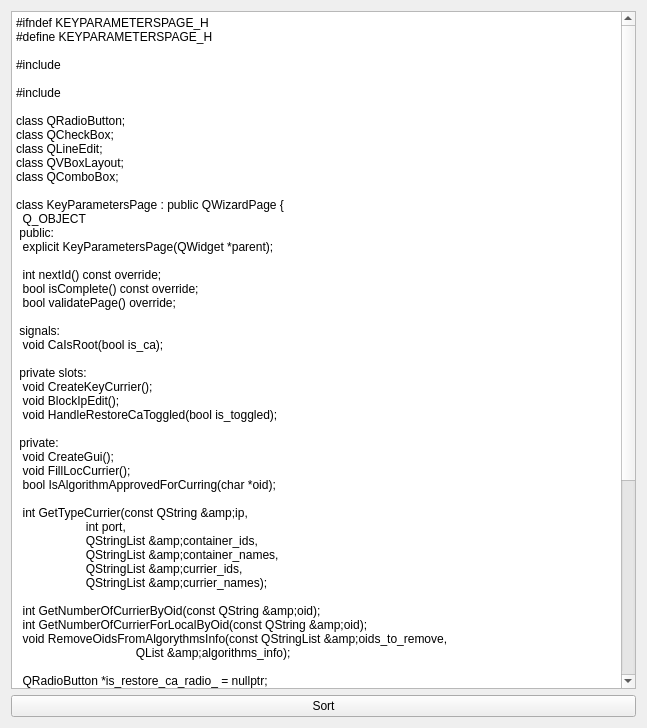
This is mainwindow.ui in VoreWind/ClassMethodSorter as Qt 5 draws it before an edit. The edited form follows.
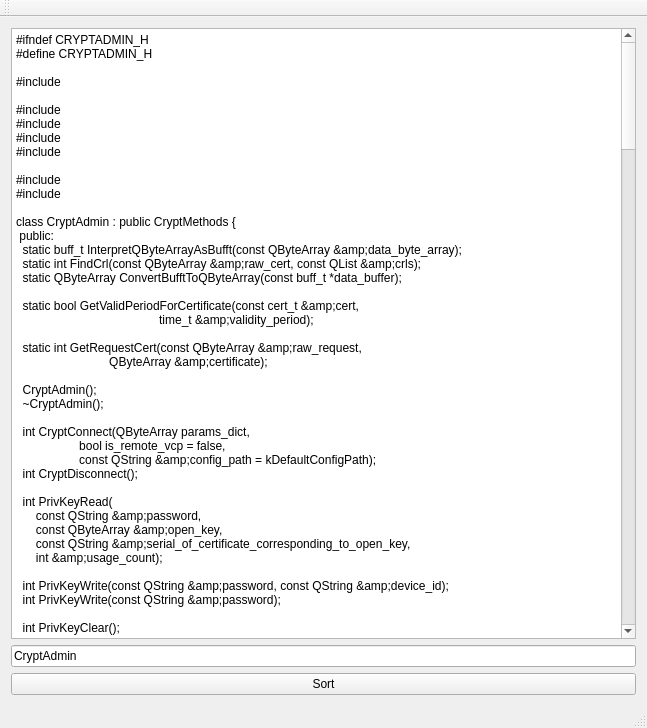
This is the edited form.

The edit to the form file:
```diff
--- a/mainwindow.ui
+++ b/mainwindow.ui
@@ -15,7 +15,7 @@
   </property>
   <widget class="QWidget" name="centralWidget">
    <layout class="QGridLayout" name="gridLayout">
-    <item row="1" column="0">
+    <item row="2" column="0">
      <widget class="QPushButton" name="sort_button">
       <property name="text">
        <string>Sort</string>
@@ -25,78 +25,266 @@
     <item row="0" column="0">
      <widget class="QPlainTextEdit" name="segment_text_edit">
       <property name="plainText">
-       <string>#ifndef KEYPARAMETERSPAGE_H
-#define KEYPARAMETERSPAGE_H
+       <string>#ifndef CRYPTADMIN_H
+#define CRYPTADMIN_H
 
-#include &lt;QWizardPage&gt;
+#include &lt;cryptmethods.h&gt;
 
-#include &lt;algorithminfoprovider.h&gt;
+#include &lt;QDateTime&gt;
+#include &lt;QMap&gt;
+#include &lt;QString&gt;
+#include &lt;QStringList&gt;
 
-class QRadioButton;
-class QCheckBox;
-class QLineEdit;
-class QVBoxLayout;
-class QComboBox;
+#include &lt;libcert.h&gt;
+#include &lt;pkiparse.h&gt;
 
-class KeyParametersPage : public QWizardPage {
-  Q_OBJECT
+class CryptAdmin : public CryptMethods {
  public:
-  explicit KeyParametersPage(QWidget *parent);
+  static buff_t InterpretQByteArrayAsBufft(const QByteArray &amp;data_byte_array);
+  static int FindCrl(const QByteArray &amp;raw_cert, const QList&lt;QByteArray&gt; &amp;crls);
+  static QByteArray ConvertBufftToQByteArray(const buff_t *data_buffer);
 
-  int nextId() const override;
-  bool isComplete() const override;
-  bool validatePage() override;
+  static bool GetValidPeriodForCertificate(const cert_t &amp;cert,
+                                           time_t &amp;validity_period);
 
- signals:
-  void CaIsRoot(bool is_ca);
+  static int GetRequestCert(const QByteArray &amp;raw_request,
+                            QByteArray &amp;certificate);
 
- private slots:
-  void CreateKeyCurrier();
-  void BlockIpEdit();
-  void HandleRestoreCaToggled(bool is_toggled);
+  CryptAdmin();
+  ~CryptAdmin();
+
+  int CryptConnect(QByteArray params_dict,
+                   bool is_remote_vcp = false,
+                   const QString &amp;config_path = kDefaultConfigPath);
+  int CryptDisconnect();
+
+  int PrivKeyRead(
+      const QString &amp;password,
+      const QByteArray &amp;open_key,
+      const QString &amp;serial_of_certificate_corresponding_to_open_key,
+      int &amp;usage_count);
+
+  int PrivKeyWrite(const QString &amp;password, const QString &amp;device_id);
+  int PrivKeyWrite(const QString &amp;password);
+
+  int PrivKeyClear();
+
+// Test comment CertRequest.
+  int CertRequest(const QByteArray &amp;raw_ca_cert,
+                  const CRequest &amp;request,
+                  const CertTemplate &amp;cert_template,
+                  QByteArray &amp;raw_request);  /// Генерирует ключ.
+  int CrossCertRequest(const QByteArray &amp;other_ca_cert,
+                       const QByteArray &amp;own_ca_cert,
+                       const CertTemplate &amp;cert_template,
+                       QByteArray &amp;raw_request);
+  int MakeRequestOfCrossCertificate(
+      const QByteArray &amp;other_ca_cert,
+      const QByteArray &amp;own_ca_cert,
+      const QList&lt;QByteArray&gt; &amp;all_own_ca_certificates,
+      const CertTemplate &amp;cert_template,
+      QByteArray &amp;raw_request);
+  int RevokeRequest(const QByteArray &amp;raw_ca_cert,
+                    const QByteArray &amp;raw_cert,
+                    const QString &amp;password,
+                    QByteArray &amp;raw_request,
+                    const int reason = 5);
+  int StopRequest(const QByteArray &amp;raw_ca_cert,
+                  const QByteArray &amp;raw_cert,
+                  const QString &amp;password,
+                  const QDate &amp;date,
+                  QByteArray &amp;raw_request);
+  int StartRequest(const QByteArray &amp;raw_ca_cert,
+                   const QByteArray &amp;raw_cert,
+                   const QString &amp;password,
+                   QByteArray &amp;raw_request);
+
+  int MakeRootCert(const CRequest &amp;request,
+                   const CertTemplate &amp;cert_template,
+                   QByteArray &amp;raw_cert);  /// Генерирует ключ.
+  int MakeCert(const QByteArray &amp;raw_request,
+               unsigned long long number,
+               QByteArray &amp;raw_cert);
+  int MakeCrl(const QByteArray &amp;raw_ca_cert,
+              unsigned long long crl_number,
+              unsigned long long crl_base_number,
+              const QList&lt;QStringList&gt; &amp;bad_certs,
+              QByteArray &amp;raw_crl,
+              const QList&lt;int&gt; &amp;reasons = QList&lt;int&gt;());
+
+  int MakeSign(const QByteArray &amp;data, QByteArray &amp;sign);
+
+  int MakeHash(const QByteArray &amp;cert,
+               const QByteArray &amp;data,
+               QByteArray &amp;hash);
+
+  int CheckCert(const QByteArray &amp;raw_user_cert,
+                const QByteArray &amp;raw_ca_cert,
+                const QByteArray &amp;raw_crl,
+                const QByteArray &amp;raw_ca_cert_for_crl,
+                QString &amp;reason_invalidity_certificate);
+
+  int CheckCert(const QByteArray &amp;raw_user_cert,
+                const QByteArray &amp;raw_ca_cert,
+                const QByteArray &amp;raw_crl,
+                const QByteArray &amp;raw_ca_cert_for_crl);
+
+  int CheckRequest(const QByteArray &amp;raw_request);
+
+  int CheckCrl(const QByteArray &amp;raw_crl, const QByteArray &amp;raw_ca_cert);
+
+  int CheckSign(const QByteArray &amp;raw_cert,
+                const QByteArray &amp;data,
+                const QByteArray &amp;sign);
+
+  int ResignRequest(const QByteArray &amp;raw_request,
+                    const QByteArray &amp;raw_user_cert,
+                    QByteArray &amp;new_request);
+
+  int GetCertChain(QList&lt;QByteArray&gt; &amp;raw_certs, QList&lt;QByteArray&gt; &amp;raw_crls);
+
+  int DecomposeInfo(QStringList &amp;group_names,
+                    QList&lt;int&gt; &amp;max_count,
+                    QList&lt;int&gt; &amp;compose_count);
+  int DecomposeKey();
+
+  int WriteKeyPart(
+      int group_number,
+      int user_number,
+      const QString &amp;password,
+      const QByteArray &amp;open_key,
+      const QString &amp;serial_of_certificate_corresponding_to_open_key);
+
+  int ReadKeyPart(
+      int group_number,
+      int user_number,
+      const QString &amp;password,
+      const QByteArray &amp;open_key,
+      const QString &amp;serial_of_certificate_corresponding_to_open_key);
+
+  int ComposeKey();
+
+  int ShowRemoteDialog(const QString &amp;message, QString &amp;answer);
+
+  int CertHashInfo(const QByteArray &amp;raw_cert,
+                   QString &amp;hash_algorithm,
+                   QString &amp;hash_param);
+
+  int GetRandom(const QString &amp;rand_type, int size, QByteArray &amp;rand);
+
+  QString GeneratePin(int length_of_password);
+
+  int GetUctKeyFromSecret(QByteArray &amp;key);
+
+  bool IsKeyExists() const;
+  QByteArray GetRawSignKey();
+
+  int SignContainerOfCryptographicParameters(
+      const QByteArray &amp;container_parameters,
+      const QByteArray &amp;ca_certificate,
+      QByteArray &amp;signed_container_parameters);
+
+  enum ContainersType {
+    kNotEncrypted = 0,
+    kEncrypted = 1,
+    kPkcs = 2,
+    kUnknown = 3
+  };
+  ContainersType GetContainersType() const;
 
  private:
-  void CreateGui();
-  void FillLocCurrier();
-  bool IsAlgorithmApprovedForCurring(char *oid);
+  static const QString kDefaultConfigPath;
 
-  int GetTypeCurrier(const QString &amp;ip,
-                     int port,
-                     QStringList &amp;container_ids,
-                     QStringList &amp;container_names,
-                     QStringList &amp;currier_ids,
-                     QStringList &amp;currier_names);
+  static int AddIssuerSerialToCert(const char *issuer_serial,
+                                   int issuer_serial_size,
+                                   cert_t &amp;cert);
+  static int AddIssuerSerialToCrl(const char *issuer_serial,
+                                  int issuer_serial_size,
+                                  crl_t &amp;crl);
+  static int AddIssuerSerialToRequest(const char *issuer_serial,
+                                      int issuer_serial_size,
+                                      req_t &amp;req);
+  static int AddIssuerSerialToExtensions(char const *issuer_serial,
+                                         int issuer_serial_size,
+                                         cert_ext_t **extensions,
+                                         unsigned long *count_of_extension);
 
-  int GetNumberOfCurrierByOid(const QString &amp;oid);
-  int GetNumberOfCurrierForLocalByOid(const QString &amp;oid);
-  void RemoveOidsFromAlgorythmsInfo(const QStringList &amp;oids_to_remove,
-                                    QList&lt;AlgorithmInfo&gt; &amp;algorithms_info);
+  int PrivKeyRead(const QString &amp;password,
+                  const QByteArray &amp;open_key,
+                  int &amp;usage_count);
+  int ReadKeyPart(int group_number,
+                  int user_number,
+                  const QString &amp;password,
+                  const QByteArray &amp;open_key);
+  int WriteKeyPart(int group_number,
+                   int user_number,
+                   const QString &amp;password,
+                   const QByteArray &amp;open_key);
+  bool IsCryptoAndOperationLoaded() const;
 
-  QRadioButton *is_restore_ca_radio_ = nullptr;
-  QRadioButton *is_new_ca_radio_ = nullptr;
+  int MeshingCrl(QList&lt;QByteArray&gt; &amp;crls);
+  int DivCheckCrl(const CCertificate &amp;cert, const QString &amp;crl_number);
 
-  QCheckBox *is_root_ca_check_box_ = nullptr;
-  QLineEdit *ip_line_edit_ = nullptr;
-  QVBoxLayout *layout_ = nullptr;
-  QComboBox *container_combo_box_ = nullptr;
-  QComboBox *currier_combo_box_ = nullptr;
-  QComboBox *container_loc_combo_box_ = nullptr;
-  QComboBox *currier_loc_combo_box_ = nullptr;
+  QMap&lt;QString, QByteArray&gt; delta_crls_;
+  QMap&lt;QString, QList&lt;QByteArray&gt; &gt; distributed_crls_;
+  QString serial_of_certificate_corresponding_to_open_key_;
 
-  QStringList container_id_;
-  QStringList currier_id_;
-  QStringList container_loc_id_;
-  QStringList currier_loc_id_;
-  bool is_correct_;
+  QString key_device_id_;
+  QString key_syntax_id_;
+  QString key_random_id_;
+  int key_usage_count_ = 0;
+  time_t key_timeout_ = 0;
+
+  QString compose_algorithm_id_;
+  QString compose_device_id_;
+  QString compose_syntax_id_;
+  int compose_usage_count_ = 0;
+  time_t compose_timeout_ = 0;
+  QList&lt;int&gt; compose_parts_;
+
+  QString sign_random_id_;
+  time_t cert_validity_ = 0;
+  time_t crl_update_ = 0;
+
+  int operation_loaded_ = 0;
+  int compose_loaded_ = 0;
+  int crypto_loaded_ = 0;
+  int key_loaded_ = 0;
 };
 
-#endif  // KEYPARAMETERSPAGE_H
+#endif  // CRYPTADMIN_H
 </string>
       </property>
      </widget>
     </item>
+    <item row="1" column="0">
+     <widget class="QLineEdit" name="class_name_line">
+      <property name="text">
+       <string>CryptAdmin</string>
+      </property>
+     </widget>
+    </item>
    </layout>
   </widget>
+  <widget class="QMenuBar" name="menuBar">
+   <property name="geometry">
+    <rect>
+     <x>0</x>
+     <y>0</y>
+     <width>647</width>
+     <height>19</height>
+    </rect>
+   </property>
+  </widget>
+  <widget class="QToolBar" name="mainToolBar">
+   <attribute name="toolBarArea">
+    <enum>TopToolBarArea</enum>
+   </attribute>
+   <attribute name="toolBarBreak">
+    <bool>false</bool>
+   </attribute>
+  </widget>
+  <widget class="QStatusBar" name="statusBar"/>
  </widget>
  <layoutdefault spacing="6" margin="11"/>
  <resources/>
```
